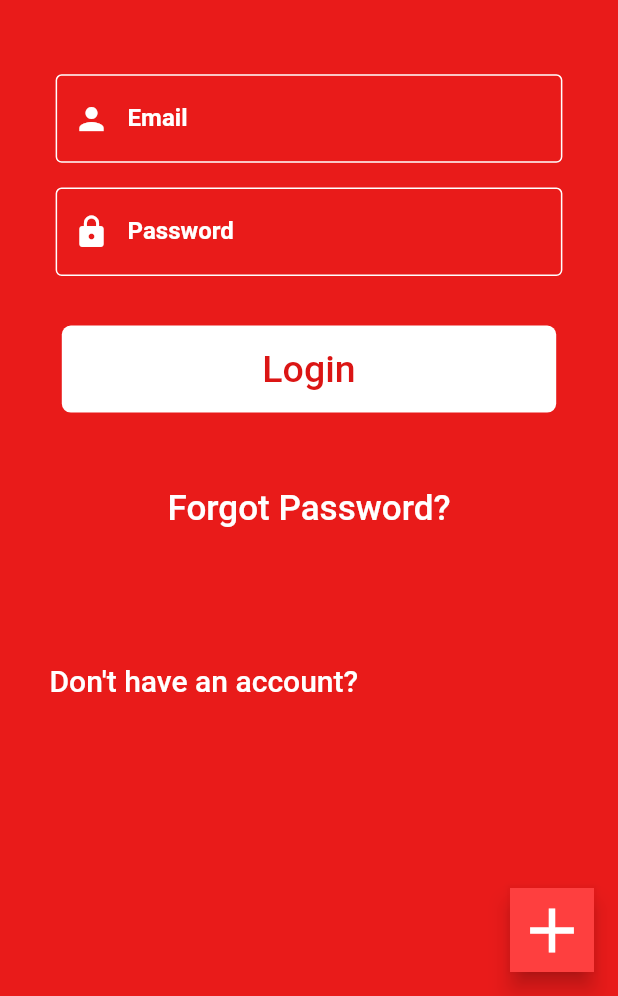
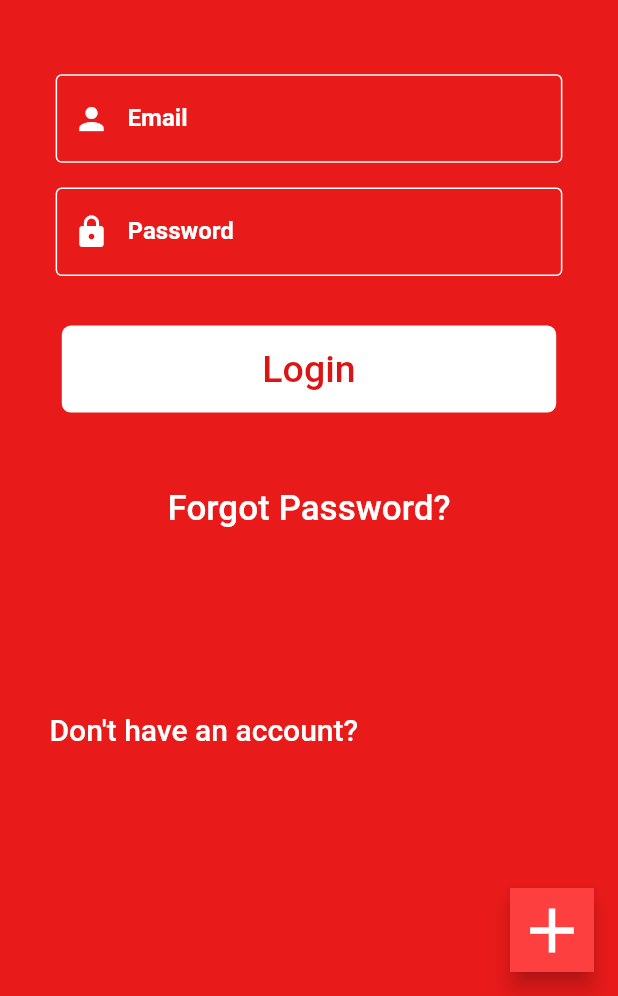
Before and after one commit to vaibhavcs99/try_neostore, a Flutter app: the screen it shows after launch, on a phone screen of 412 x 824 dp, the part 240-1236 px from its top. Run offline on Flutter 3.47's test engine with Material 2 defaults, Android fonts, the phone set to English and light mode, and no system bars; our stand-ins replace badges, bloc, carousel_slider, dio, equatable, flutter_bloc and 5 more; accounts and stored records are empty; Roboto replaces fonts that are missing (Gotham).

Commit message:
Ui change

```diff
--- a/lib/screens/user_module/login_screen.dart
+++ b/lib/screens/user_module/login_screen.dart
@@ -81,7 +81,7 @@ class _LoginScreenState extends State<LoginScreen> {
                                       context, route_forgot_password);
                                 })),
                     ),
-                    SizedBox(height: 11.0.h),
+                    SizedBox(height: 15.0.h),
                     Padding(
                       padding: const EdgeInsets.only(left: 33.0),
                       child: Text(
```
